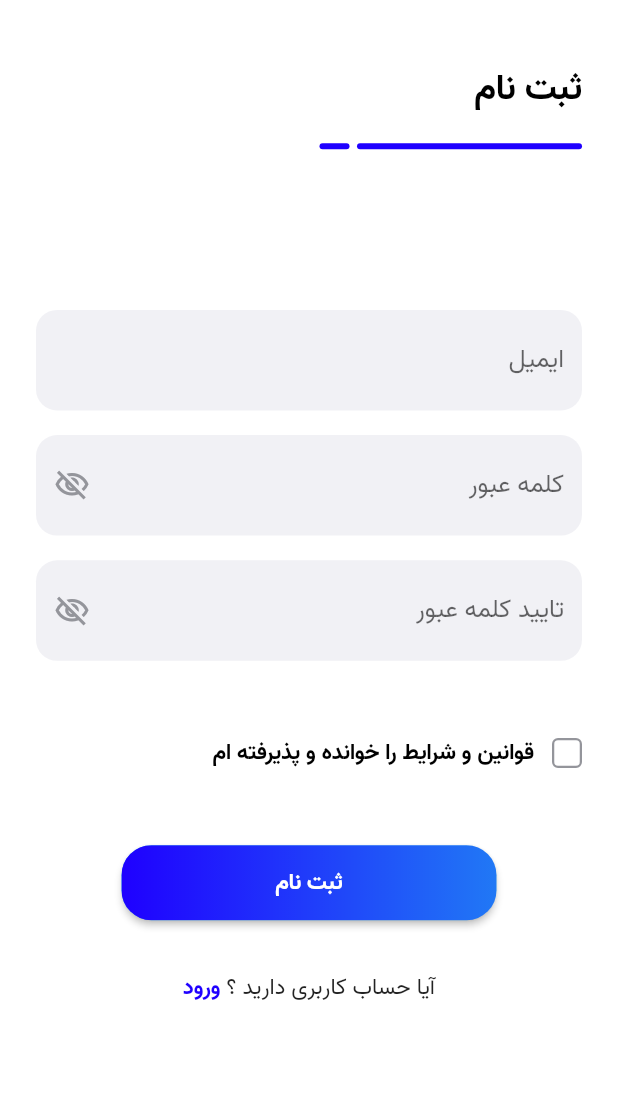
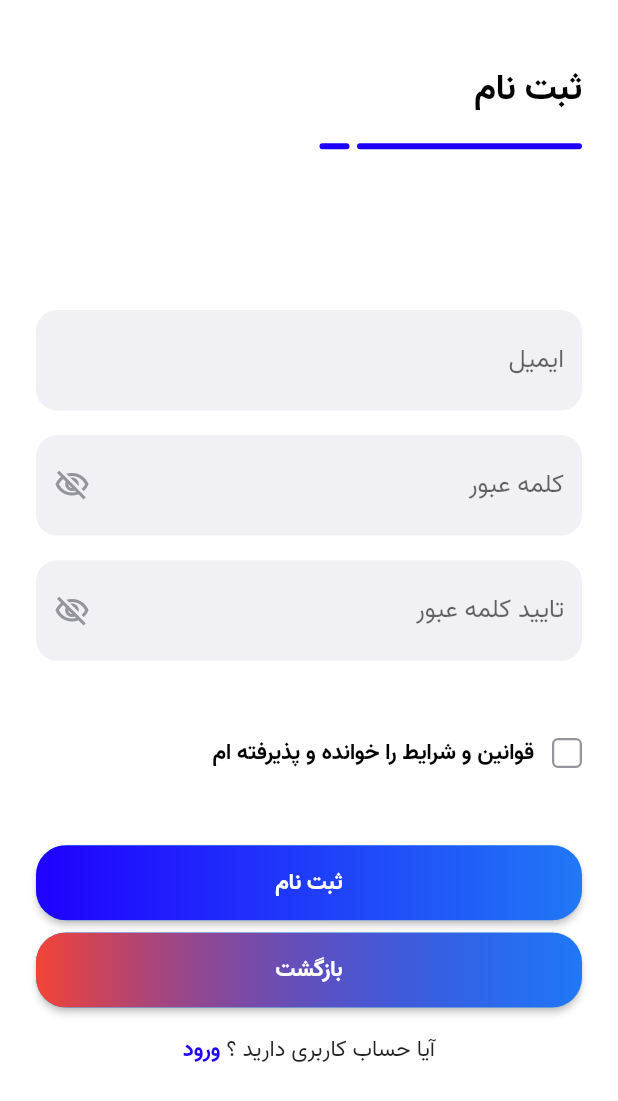
Before and after one commit to codehub-ir/codehub-mobile, a Flutter app: the RegisterPage screen opened directly, on a phone screen of 412 x 824 dp. Shown: the top 1101 px of the screen. Run offline on Flutter 3.47's test engine with Material 2 defaults, Android fonts, the phone set to English and light mode, and no system bars; our stand-ins replace bloc, cached_network_image, dio, equatable, flutter_bloc, font_awesome_flutter and 5 more; missing offline and left inert: markdown_editable_textinput; accounts and stored records are empty; generated files the repository leaves out were written again.

Commit message:
refactor: fix size of buttons

```diff
--- a/lib/src/presentation/views/register_screen/register_screen.dart
+++ b/lib/src/presentation/views/register_screen/register_screen.dart
@@ -14,7 +14,7 @@ class RegisterPage extends StatefulWidget {
 
 class _RegisterPageState extends State<RegisterPage> {
   bool passwordVisible = false;
-  bool passwordConfrimationVisible = false;
+  bool passwordConfirmationVisible = false;
 
   void togglePassword() {
     setState(() {
@@ -98,19 +98,18 @@ class _RegisterPageState extends State<RegisterPage> {
                           borderRadius: BorderRadius.circular(14.0),
                         ),
                         child: TextFormField(
-                          obscureText: !passwordConfrimationVisible,
+                          obscureText: !passwordConfirmationVisible,
                           decoration: InputDecoration(
                             hintText: confirmPwdHint,
                             suffixIcon: IconButton(
                               color: textGrey,
                               splashRadius: 1,
-                              icon: Icon(passwordConfrimationVisible
+                              icon: Icon(passwordConfirmationVisible
                                   ? Icons.visibility_outlined
                                   : Icons.visibility_off_outlined),
                               onPressed: () {
                                 setState(() {
-                                  passwordConfrimationVisible =
-                                      !passwordConfrimationVisible;
+                                  passwordConfirmationVisible = !passwordConfirmationVisible;
                                 });
                               },
                             ),
@@ -142,13 +141,26 @@ class _RegisterPageState extends State<RegisterPage> {
                   child: CustomGradientButton(
                     onPressed: () {},
                     child: Text(registerBtn),
-                    width: 250,
+                    width: SizeConfig.widthMultiplier * 100,
                     height: 50,
                     borderRadius: 20,
                     colors: [primaryColor, primaryColor.withOpacity(.2)],
                   ),
                 ),
-                sizedBox(SizeConfig.heightMultiplier * 4),
+                sizedBox(SizeConfig.heightMultiplier * 1),
+                Center(
+                  child: CustomGradientButton(
+                    onPressed: () {
+                      Navigator.pop(context);
+                    },
+                    child: Text(backBtn),
+                    width: SizeConfig.widthMultiplier * 100,
+                    height: 50,
+                    borderRadius: 20,
+                    colors: [Colors.red, primaryColor.withOpacity(.2)],
+                  ),
+                ),
+                sizedBox(SizeConfig.heightMultiplier * 2),
                 GestureDetector(
                   onTap: () {
                     Navigator.pop(context);
```
Also changed, not shown: lib/src/presentation/views/login_screen/login_screen.dart (+5 -7 lines).
